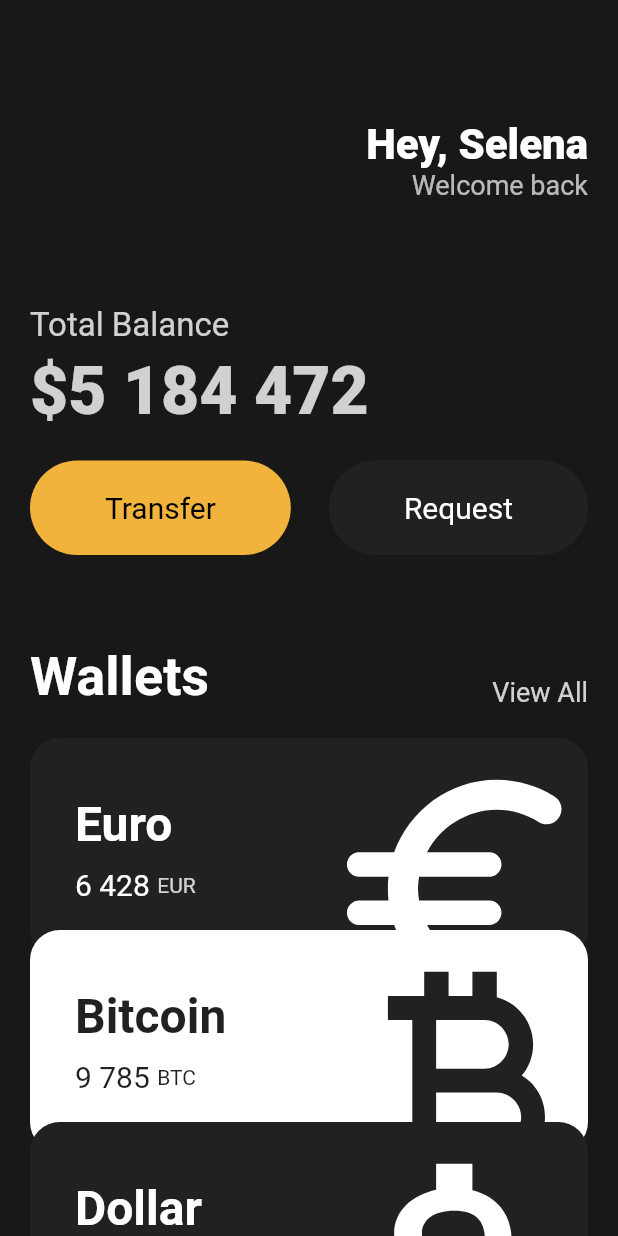
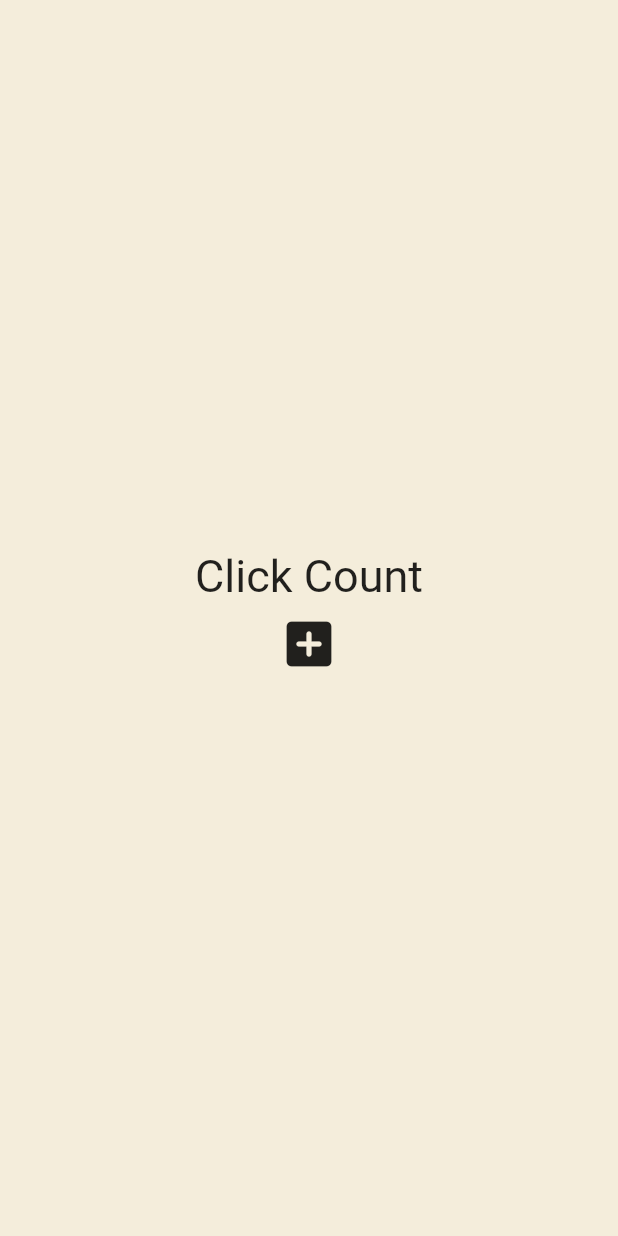
Before and after one commit to dmseo1/practice-flutter-toonflix, a Flutter app: the screen it shows after launch, on a phone screen of 412 x 824 dp. Run offline on Flutter 3.47's test engine with Material 2 defaults, Android fonts, the phone set to English and light mode, and no system bars.

Commit message:
Stateful Widget - counter

```diff
--- a/lib/main.dart
+++ b/lib/main.dart
@@ -1,143 +1,48 @@
 import 'package:flutter/material.dart';
-import 'package:toonflix/widgets/button.dart';
-import 'package:toonflix/widgets/currency_card.dart';
 
 void main() {
   runApp(const App());
 }
 
-class App extends StatelessWidget {
+class App extends StatefulWidget {
   const App({super.key});
+
+  @override
+  State<App> createState() => _AppState();
+}
+
+class _AppState extends State<App> {
+  List<int> numbers = [];
+
+  void onClicked() {
+    setState(() {
+      numbers.add(numbers.length);
+    });
+  }
 
   @override
   Widget build(BuildContext context) {
     return MaterialApp(
       home: Scaffold(
-        backgroundColor: const Color(0xFF181818),
-        body: SingleChildScrollView(
-          child: Padding(
-            padding: const EdgeInsets.symmetric(horizontal: 20),
+        backgroundColor: const Color(0xFFF4EDDB),
+        body: Center(
           child: Column(
-              crossAxisAlignment: CrossAxisAlignment.start,
-              children: [
-                const SizedBox(
-                  height: 80,
-                ),
-                Row(
-                  mainAxisAlignment: MainAxisAlignment.end,
-                  children: [
-                    Column(
-                        crossAxisAlignment: CrossAxisAlignment.end,
+            mainAxisAlignment: MainAxisAlignment.center,
+            crossAxisAlignment: CrossAxisAlignment.center,
             children: [
               const Text(
-                            'Hey, Selena',
+                'Click Count',
                 style: TextStyle(
-                                color: Colors.white,
-                                fontSize: 28,
-                                fontWeight: FontWeight.w800),
-                          ),
-                          Text(
-                            'Welcome back',
-                            style: TextStyle(
-                              color: Colors.white.withOpacity(0.7),
-                              fontSize: 18,
+                  fontSize: 30,
                 ),
               ),
-                        ])
-                  ],
-                ),
-                const SizedBox(
-                  height: 70,
-                ),
-                Text(
-                  'Total Balance',
-                  style: TextStyle(
-                    fontSize: 22,
-                    color: Colors.white.withOpacity(0.8),
-                  ),
-                ),
-                const SizedBox(
-                  height: 5,
-                ),
-                Text(
-                  '\$5 184 472',
-                  style: TextStyle(
-                    fontSize: 44,
-                    fontWeight: FontWeight.w800,
-                    color: Colors.white.withOpacity(0.8),
-                  ),
-                ),
-                const SizedBox(
-                  height: 20,
-                ),
-                Row(
-                  mainAxisAlignment: MainAxisAlignment.spaceBetween,
-                  children: const [
-                    Button(
-                      text: 'Transfer',
-                      bgColor: Color(0xFFF1B33B),
-                      textColor: Colors.black,
-                    ),
-                    Button(
-                      text: 'Request',
-                      bgColor: Color(0xFF1F2123),
-                      textColor: Colors.white,
+              for (var n in numbers) Text('$n'),
+              IconButton(
+                onPressed: onClicked,
+                icon: const Icon(Icons.add_box_rounded),
+                iconSize: 40,
               ),
             ],
-                ),
-                const SizedBox(
-                  height: 60,
-                ),
-                Row(
-                  mainAxisAlignment: MainAxisAlignment.spaceBetween,
-                  crossAxisAlignment: CrossAxisAlignment.end,
-                  children: [
-                    const Text(
-                      'Wallets',
-                      style: TextStyle(
-                        color: Colors.white,
-                        fontSize: 36,
-                        fontWeight: FontWeight.w600,
-                      ),
-                    ),
-                    Text(
-                      'View All',
-                      style: TextStyle(
-                        color: Colors.white.withOpacity(0.8),
-                        fontSize: 18,
-                      ),
-                    ),
-                  ],
-                ),
-                const SizedBox(
-                  height: 20,
-                ),
-                const CurrencyCard(
-                  name: 'Euro',
-                  code: 'EUR',
-                  amount: '6 428',
-                  icon: Icons.euro_rounded,
-                  isInverted: false,
-                  order: 1,
-                ),
-                const CurrencyCard(
-                  name: 'Bitcoin',
-                  code: 'BTC',
-                  amount: '9 785',
-                  icon: Icons.currency_bitcoin,
-                  isInverted: true,
-                  order: 2,
-                ),
-                const CurrencyCard(
-                  name: 'Dollar',
-                  code: 'USD',
-                  amount: '428',
-                  icon: Icons.attach_money_outlined,
-                  isInverted: false,
-                  order: 3,
-                ),
-              ],
-            ),
           ),
         ),
       ),
```
Lines whose indentation alone changed are shown as unchanged.
